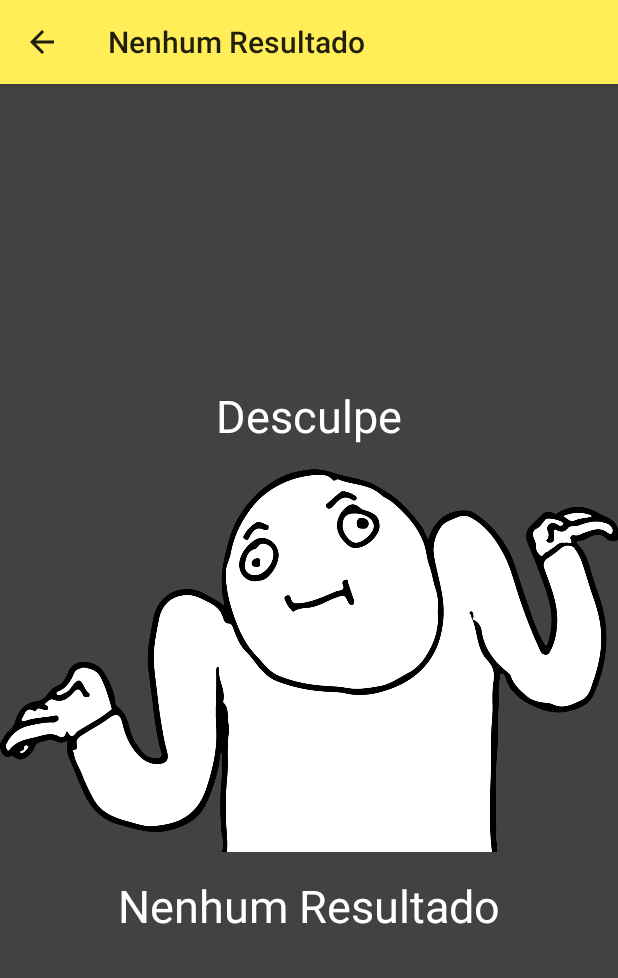
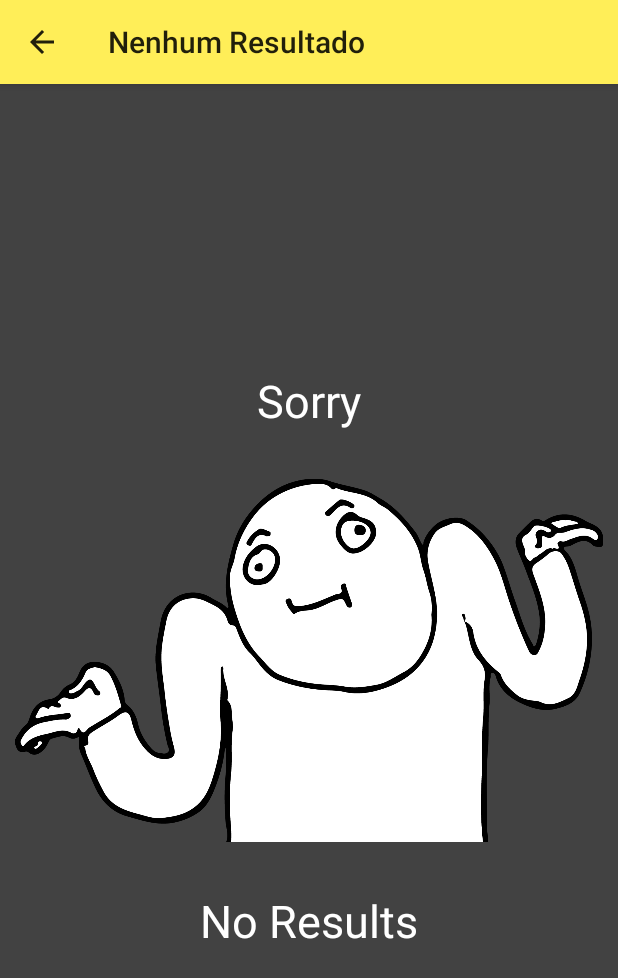
Before and after one commit to hthenrique/MVP-android, an Android app: the NenhumResultadoActivity screen opened directly, with no data from a screen before it, on a phone screen of 412 x 824 dp. Shown: the top 978 px of the screen. Run offline under Robolectric (Android 15) with nearby library versions, the light colour scheme and no system bars.

Commit message:
1.1.6
meme
no results

```diff
--- a/app/src/main/res/layout/activity_nenhum_resultado.xml
+++ b/app/src/main/res/layout/activity_nenhum_resultado.xml
@@ -6,7 +6,7 @@
     android:layout_width="match_parent"
     android:layout_height="match_parent"
     android:background="@color/cardview_dark_background"
-    tools:context=".utils.NenhumResultadoActivity">
+    tools:context=".filmes.NenhumResultadoActivity">
 
 
     <LinearLayout
@@ -25,7 +25,7 @@
             android:layout_height="wrap_content"
             android:layout_gravity="center|center_horizontal"
             android:gravity="center"
-            android:text="Desculpe"
+            android:text="Sorry"
             android:textColor="@color/cardview_light_background"
             android:textSize="30sp"
             tools:layout_conversion_absolueditor_absoluteX="68dp"
@@ -35,6 +35,7 @@
             android:id="@+id/imageView4"
             android:layout_width="match_parent"
             android:layout_height="286dp"
+            android:layout_margin="10dp"
             app:srcCompat="@drawable/meme" />
 
         <TextView
@@ -43,7 +44,7 @@
             android:layout_height="wrap_content"
             android:layout_gravity="center|center_horizontal"
             android:gravity="center"
-            android:text="Nenhum Resultado"
+            android:text="No Results"
             android:textColor="@color/cardview_light_background"
             android:textSize="30sp"
             tools:layout_conversion_absolueditor_absoluteX="68dp"
```
